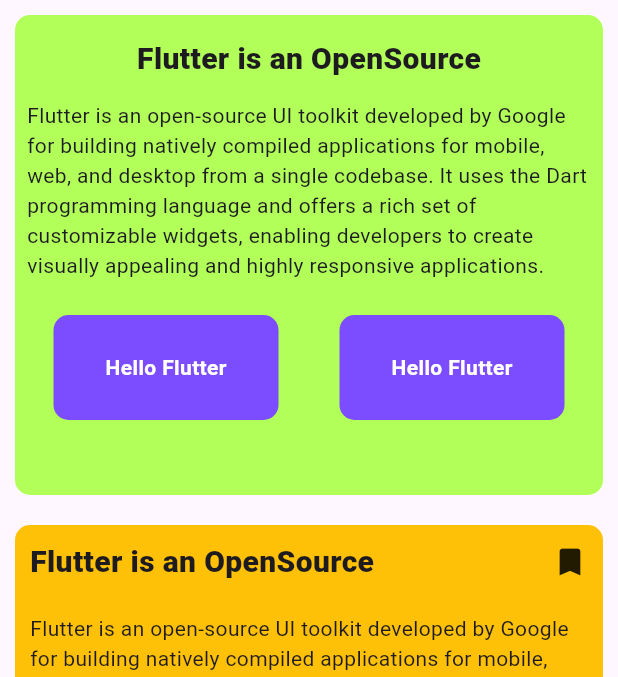
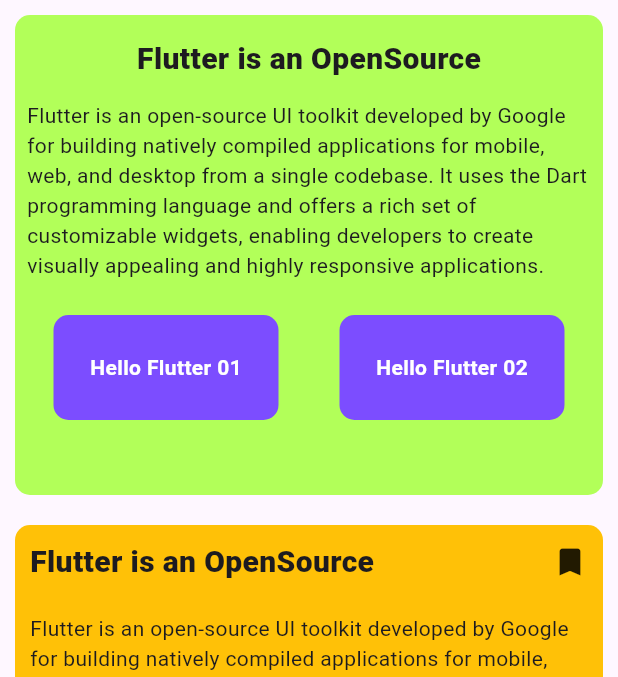
Before and after one commit to DP-Flutter-course/layout-app-2, a Flutter app: the screen it shows after launch, on a phone screen of 412 x 824 dp, the part 84-761 px from its top. Run offline on Flutter 3.47's test engine with Material 3 defaults, Android fonts, the phone set to English and light mode, and no system bars.

Commit message:
add widget 01

```diff
--- a/layout_app_2/lib/pages/homePage.dart
+++ b/layout_app_2/lib/pages/homePage.dart
@@ -1,4 +1,5 @@
 import 'package:flutter/material.dart';
+import 'package:layout_app_2/widgets/container01.dart';
 
 class Homepage extends StatelessWidget {
   const Homepage({super.key});
@@ -57,46 +58,8 @@
                       Row(
                         mainAxisAlignment: MainAxisAlignment.spaceEvenly,
                         children: [
-                          Padding(
-                            padding: const EdgeInsets.all(15.0),
-                            child: Container(
-                              decoration: BoxDecoration(
-                                borderRadius: BorderRadius.circular(10),
-                                color: Colors.deepPurpleAccent,
-                              ),
-                              height: 70,
-                              width: 150,
-                              child: Center(
-                                child: Text(
-                                  'Hello Flutter',
-                                  style: TextStyle(
-                                    color: Colors.white,
-                                    fontWeight: FontWeight.bold,
-                                  ),
-                                ),
-                              ),
-                            ),
-                          ),
-                          Padding(
-                            padding: const EdgeInsets.all(15.0),
-                            child: Container(
-                              decoration: BoxDecoration(
-                                borderRadius: BorderRadius.circular(10),
-                                color: Colors.deepPurpleAccent,
-                              ),
-                              height: 70,
-                              width: 150,
-                              child: Center(
-                                child: Text(
-                                  'Hello Flutter',
-                                  style: TextStyle(
-                                    color: Colors.white,
-                                    fontWeight: FontWeight.bold,
-                                  ),
-                                ),
-                              ),
-                            ),
-                          ),
+                          Container01(title: 'Hello Flutter 01',),
+                          Container01(title: 'Hello Flutter 02',),
                         ],
                       ),
                     ],
--- /dev/null
+++ b/layout_app_2/lib/widgets/container01.dart
@@ -0,0 +1,27 @@
+import 'package:flutter/material.dart';
+
+class Container01 extends StatelessWidget {
+  final String title;
+  const Container01({super.key, required this.title});
+
+  @override
+  Widget build(BuildContext context) {
+    return Padding(
+      padding: const EdgeInsets.all(15.0),
+      child: Container(
+        decoration: BoxDecoration(
+          borderRadius: BorderRadius.circular(10),
+          color: Colors.deepPurpleAccent,
+        ),
+        height: 70,
+        width: 150,
+        child: Center(
+          child: Text(
+            title,
+            style: TextStyle(color: Colors.white, fontWeight: FontWeight.bold),
+          ),
+        ),
+      ),
+    );
+  }
+}
```
